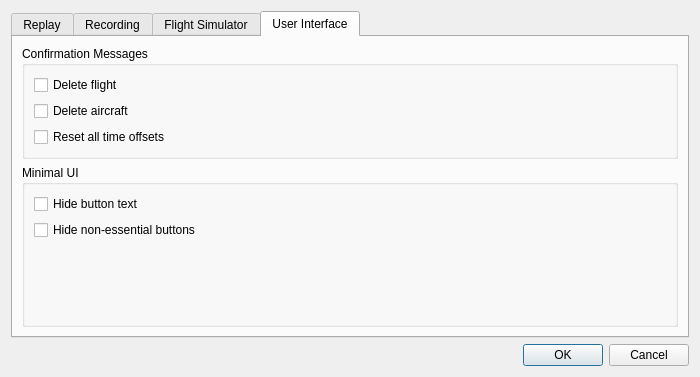
till213/SkyDolly, file src/UserInterface/src/Dialog/SettingsDialog.ui: the form before one commit.
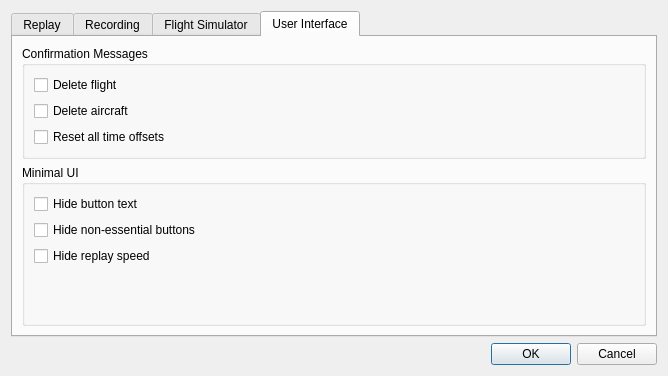
The form after the commit.

Commit message:
Provide default "replay speed visible" option to settings
- Takes precedence when entering the minimal UI mode
- But replay speed visibility can still (always) be toggled by the user

```diff
--- a/src/UserInterface/src/Dialog/SettingsDialog.ui
+++ b/src/UserInterface/src/Dialog/SettingsDialog.ui
@@ -6,8 +6,8 @@
    <rect>
     <x>0</x>
     <y>0</y>
-    <width>700</width>
-    <height>377</height>
+    <width>664</width>
+    <height>376</height>
    </rect>
   </property>
   <property name="windowTitle">
@@ -310,6 +310,16 @@
            </widget>
           </item>
           <item row="2" column="0">
+           <widget class="QCheckBox" name="hideReplaySpeedCheckBox">
+            <property name="toolTip">
+             <string>Defines the default visibility of the replay speed in minimal user interface mode.</string>
+            </property>
+            <property name="text">
+             <string>Hide replay speed</string>
+            </property>
+           </widget>
+          </item>
+          <item row="3" column="0">
            <spacer name="verticalSpacer_4">
             <property name="orientation">
              <enum>Qt::Vertical</enum>
```
Left out of the diff: 4 changed lines with no effect on the pictures. The commit also changes 14 other files.
